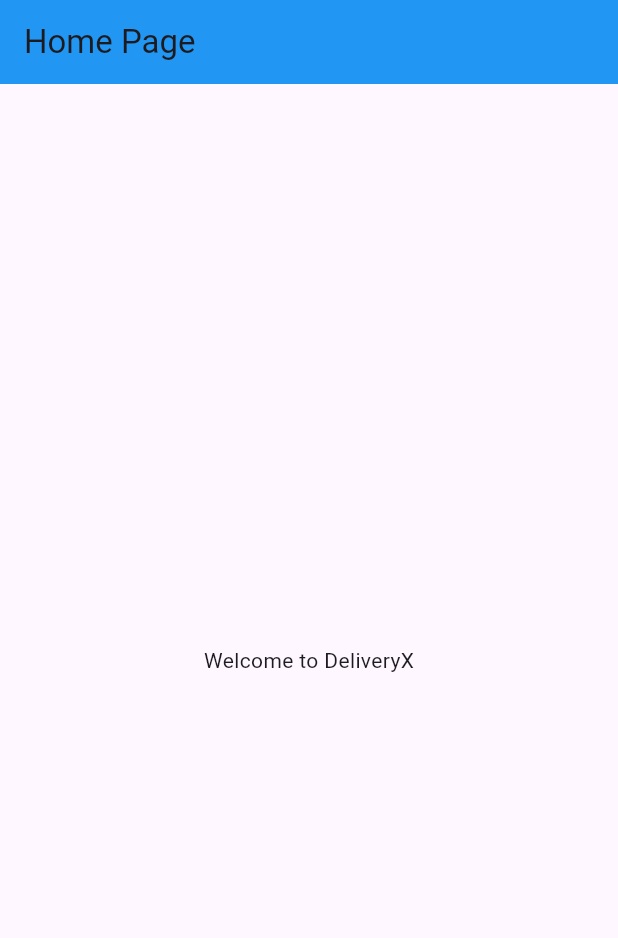
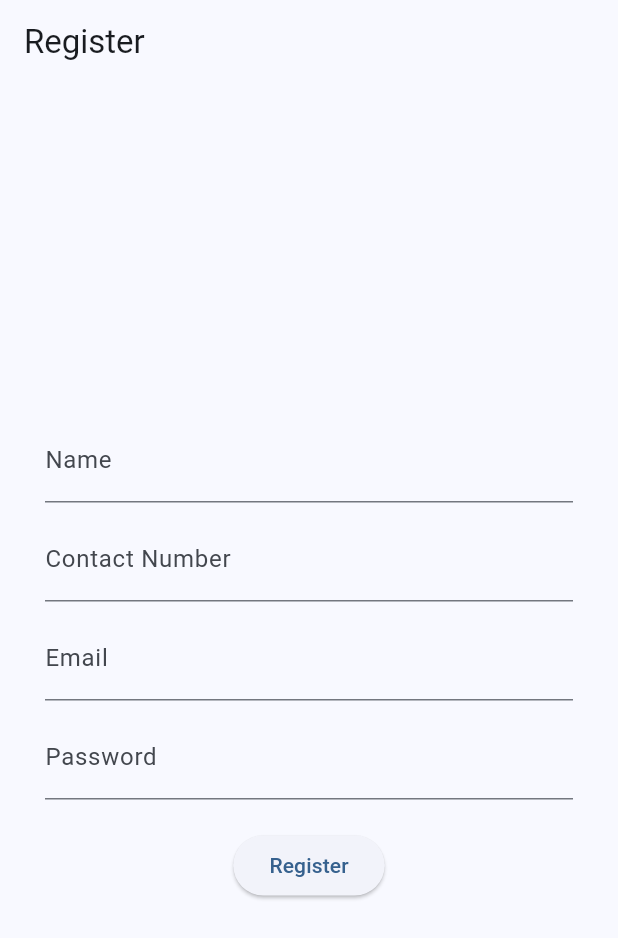
Before and after one commit to dipanshughime/deliveryX, a Flutter app: the screen it shows after launch, on a phone screen of 412 x 824 dp. Shown: the top 938 px of the screen. Run offline on Flutter 3.47's test engine with Material 2 defaults, Android fonts, the light colour scheme and no system bars; our stand-ins replace animate_do, firebase_auth, firebase_core; accounts and stored records are empty.

Commit message:
registration

```diff
--- a/lib/main.dart
+++ b/lib/main.dart
@@ -20,7 +20,7 @@
       title: 'DeliveryX',
       debugShowCheckedModeBanner: false,
       theme: ThemeData(
-        colorScheme: ColorScheme.fromSeed(seedColor: Colors.deepPurple),
+        colorScheme: ColorScheme.fromSeed(seedColor: Colors.blue),
         useMaterial3: true,
       ),
       home: SplashScreen(),
--- a/lib/registration.dart
+++ b/lib/registration.dart
@@ -1 +1,77 @@
+import 'package:deliveryx/homescreen.dart';
 import 'package:flutter/material.dart';
+import 'package:firebase_auth/firebase_auth.dart';
+
+class RegistrationPage extends StatefulWidget {
+  @override
+  _RegistrationPageState createState() => _RegistrationPageState();
+}
+
+class _RegistrationPageState extends State<RegistrationPage> {
+  final TextEditingController _nameController = TextEditingController();
+  final TextEditingController _contactNumberController =
+      TextEditingController();
+  final TextEditingController _emailController = TextEditingController();
+  final TextEditingController _passwordController = TextEditingController();
+
+  final FirebaseAuth _auth = FirebaseAuth.instance;
+
+  Future<void> _register() async {
+    try {
+      final UserCredential userCredential =
+          await _auth.createUserWithEmailAndPassword(
+        email: _emailController.text,
+        password: _passwordController.text,
+      );
+
+      // User registration successful, update display name
+      await userCredential.user!.updateDisplayName(_nameController.text);
+
+      // You can store additional user data to Firestore or other databases if needed
+
+      // Navigate to another screen after registration
+      Navigator.of(context)
+          .pushReplacement(MaterialPageRoute(builder: (_) => HomeScreen()));
+    } catch (e) {
+      print("Error during registration: $e");
+    }
+  }
+
+  @override
+  Widget build(BuildContext context) {
+    return Scaffold(
+      appBar: AppBar(title: Text('Register')),
+      body: Padding(
+        padding: const EdgeInsets.all(30.0),
+        child: Column(
+          mainAxisAlignment: MainAxisAlignment.center,
+          children: [
+            TextField(
+                controller: _nameController,
+                decoration: const InputDecoration(
+                    labelText: 'Name', hintText: 'Enter your name')),
+            SizedBox(height: 10),
+            TextField(
+                controller: _contactNumberController,
+                decoration: const InputDecoration(
+                    labelText: 'Contact Number',
+                    hintText: 'Enter your number')),
+            SizedBox(height: 10),
+            TextField(
+                controller: _emailController,
+                decoration: const InputDecoration(
+                    labelText: 'Email', hintText: 'Enter your email')),
+            SizedBox(height: 10),
+            TextField(
+                controller: _passwordController,
+                obscureText: true,
+                decoration: const InputDecoration(
+                    labelText: 'Password', hintText: 'Password')),
+            SizedBox(height: 20),
+            ElevatedButton(onPressed: _register, child: Text('Register')),
+          ],
+        ),
+      ),
+    );
+  }
+}
--- a/lib/splash_screen.dart
+++ b/lib/splash_screen.dart
@@ -1,5 +1,6 @@
 import 'package:deliveryx/homescreen.dart';
 import 'package:deliveryx/pallete.dart';
+import 'package:deliveryx/registration.dart';
 import 'package:flutter/material.dart';
 import 'package:flutter/services.dart';
 import 'package:animate_do/animate_do.dart';
@@ -20,8 +21,8 @@
     SystemChrome.setEnabledSystemUIMode(SystemUiMode.immersive);
 
     Future.delayed(Duration(seconds: 4), () {
-      Navigator.of(context)
-          .pushReplacement(MaterialPageRoute(builder: (_) => HomeScreen()));
+      Navigator.of(context).pushReplacement(
+          MaterialPageRoute(builder: (_) => RegistrationPage()));
     });
   }
 
--- a/pubspec.yaml
+++ b/pubspec.yaml
@@ -38,6 +38,7 @@
   # Use with the CupertinoIcons class for iOS style icons.
   cupertino_icons: ^1.0.2
   firebase_core: ^2.15.0
+  firebase_auth: ^4.7.2
 
 dev_dependencies:
   flutter_test:
```
Also changed, not shown: pubspec.lock, 1 other file.
